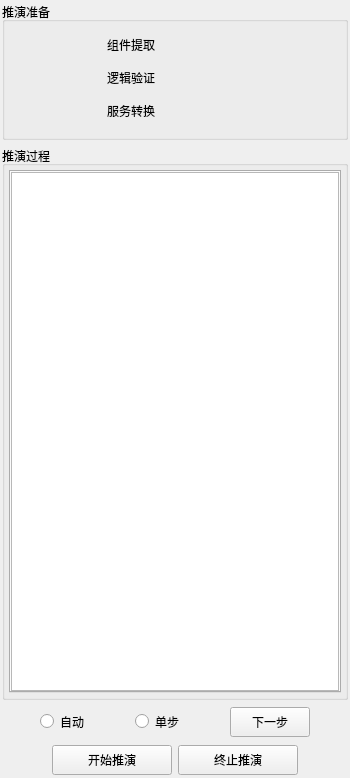
xibeilang524/Graphics, file simulate/simulatecontrolpanel.ui: the form before one commit.
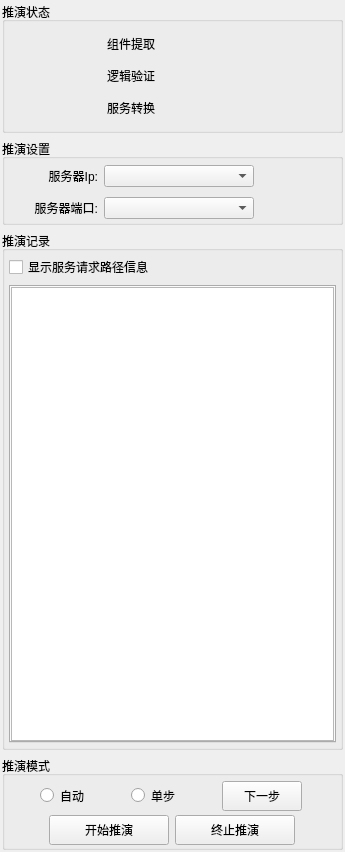
The form after the commit. Icons and pictures are not drawn.

Commit message: 添加设置推演服务器的ip和port

Diff of the .ui file:
```diff
--- a/simulate/simulatecontrolpanel.ui
+++ b/simulate/simulatecontrolpanel.ui
@@ -6,45 +6,27 @@
    <rect>
     <x>0</x>
     <y>0</y>
-    <width>350</width>
-    <height>778</height>
+    <width>345</width>
+    <height>852</height>
    </rect>
   </property>
   <property name="windowTitle">
    <string>Form</string>
   </property>
   <layout class="QVBoxLayout" name="verticalLayout">
-   <property name="leftMargin">
-    <number>0</number>
-   </property>
-   <property name="topMargin">
-    <number>0</number>
-   </property>
-   <property name="rightMargin">
-    <number>0</number>
-   </property>
-   <property name="bottomMargin">
+   <property name="margin">
     <number>0</number>
    </property>
    <item>
     <widget class="QWidget" name="widget" native="true">
-     <layout class="QVBoxLayout" name="verticalLayout_2" stretch="1,4,0,0">
-      <property name="leftMargin">
-       <number>2</number>
-      </property>
-      <property name="topMargin">
-       <number>2</number>
-      </property>
-      <property name="rightMargin">
-       <number>2</number>
-      </property>
-      <property name="bottomMargin">
+     <layout class="QVBoxLayout" name="verticalLayout_2" stretch="1,0,4,0">
+      <property name="margin">
        <number>2</number>
       </property>
       <item>
        <widget class="QGroupBox" name="groupBox">
         <property name="title">
-         <string>推演准备</string>
+         <string>推演状态</string>
         </property>
         <layout class="QGridLayout" name="gridLayout">
          <item row="0" column="3">
@@ -278,24 +260,175 @@
         </layout>
        </widget>
       </item>
+      <item>
+       <widget class="QGroupBox" name="groupBox_3">
+        <property name="title">
+         <string>推演设置</string>
+        </property>
+        <layout class="QVBoxLayout" name="verticalLayout_6">
+         <property name="leftMargin">
+          <number>1</number>
+         </property>
+         <property name="topMargin">
+          <number>4</number>
+         </property>
+         <property name="rightMargin">
+          <number>1</number>
+         </property>
+         <property name="bottomMargin">
+          <number>1</number>
+         </property>
+         <item>
+          <widget class="QWidget" name="widget_4" native="true">
+           <property name="minimumSize">
+            <size>
+             <width>0</width>
+             <height>25</height>
+            </size>
+           </property>
+           <layout class="QHBoxLayout" name="horizontalLayout_3">
+            <property name="margin">
+             <number>2</number>
+            </property>
+            <item>
+             <widget class="QLabel" name="label">
+              <property name="minimumSize">
+               <size>
+                <width>90</width>
+                <height>0</height>
+               </size>
+              </property>
+              <property name="maximumSize">
+               <size>
+                <width>90</width>
+                <height>16777215</height>
+               </size>
+              </property>
+              <property name="text">
+               <string>服务器Ip:</string>
+              </property>
+              <property name="alignment">
+               <set>Qt::AlignRight|Qt::AlignTrailing|Qt::AlignVCenter</set>
+              </property>
+             </widget>
+            </item>
+            <item>
+             <widget class="QComboBox" name="availbleIp">
+              <property name="minimumSize">
+               <size>
+                <width>150</width>
+                <height>0</height>
+               </size>
+              </property>
+              <property name="maximumSize">
+               <size>
+                <width>150</width>
+                <height>16777215</height>
+               </size>
+              </property>
+             </widget>
+            </item>
+            <item>
+             <spacer name="horizontalSpacer_9">
+              <property name="orientation">
+               <enum>Qt::Horizontal</enum>
+              </property>
+              <property name="sizeHint" stdset="0">
+               <size>
+                <width>40</width>
+                <height>20</height>
+               </size>
+              </property>
+             </spacer>
+            </item>
+           </layout>
+          </widget>
+         </item>
+         <item>
+          <widget class="QWidget" name="widget_5" native="true">
+           <property name="minimumSize">
+            <size>
+             <width>0</width>
+             <height>25</height>
+            </size>
+           </property>
+           <layout class="QHBoxLayout" name="horizontalLayout_4">
+            <property name="margin">
+             <number>2</number>
+            </property>
+            <item>
+             <widget class="QLabel" name="label_2">
+              <property name="minimumSize">
+               <size>
+                <width>90</width>
+                <height>0</height>
+               </size>
+              </property>
+              <property name="maximumSize">
+               <size>
+                <width>90</width>
+                <height>16777215</height>
+               </size>
+              </property>
+              <property name="text">
+               <string>服务器端口:</string>
+              </property>
+              <property name="alignment">
+               <set>Qt::AlignRight|Qt::AlignTrailing|Qt::AlignVCenter</set>
+              </property>
+             </widget>
+            </item>
+            <item>
+             <widget class="QComboBox" name="availblePort">
+              <property name="minimumSize">
+               <size>
+                <width>150</width>
+                <height>0</height>
+               </size>
+              </property>
+              <property name="maximumSize">
+               <size>
+                <width>150</width>
+                <height>16777215</height>
+               </size>
+              </property>
+             </widget>
+            </item>
+            <item>
+             <spacer name="horizontalSpacer_10">
+              <property name="orientation">
+               <enum>Qt::Horizontal</enum>
+              </property>
+              <property name="sizeHint" stdset="0">
+               <size>
+                <width>40</width>
+                <height>20</height>
+               </size>
+              </property>
+             </spacer>
+            </item>
+           </layout>
+          </widget>
+         </item>
+        </layout>
+       </widget>
+      </item>
       <item>
        <widget class="QGroupBox" name="groupBox_2">
         <property name="title">
-         <string>推演过程</string>
+         <string>推演记录</string>
         </property>
         <layout class="QVBoxLayout" name="verticalLayout_3">
-         <property name="leftMargin">
+         <property name="margin">
           <number>4</number>
          </property>
-         <property name="topMargin">
-          <number>4</number>
-         </property>
-         <property name="rightMargin">
-          <number>4</number>
-         </property>
-         <property name="bottomMargin">
-          <number>4</number>
-         </property>
+         <item>
+          <widget class="QCheckBox" name="viewUrlRequest">
+           <property name="text">
+            <string>显示服务请求路径信息</string>
+           </property>
+          </widget>
+         </item>
          <item>
           <widget class="QTabWidget" name="tabWidget">
            <property name="styleSheet">
@@ -306,23 +439,14 @@
  }</string>
            </property>
            <property name="currentIndex">
-            <number>0</number>
+            <number>2</number>
            </property>
            <widget class="QWidget" name="tab">
             <attribute name="title">
              <string>Tab 1</string>
             </attribute>
             <layout class="QVBoxLayout" name="verticalLayout_4">
-             <property name="leftMargin">
-              <number>0</number>
-             </property>
-             <property name="topMargin">
-              <number>0</number>
-             </property>
-             <property name="rightMargin">
-              <number>0</number>
-             </property>
-             <property name="bottomMargin">
+             <property name="margin">
               <number>0</number>
              </property>
              <item>
@@ -338,16 +462,7 @@
              <property name="spacing">
               <number>0</number>
              </property>
-             <property name="leftMargin">
-              <number>0</number>
-             </property>
-             <property name="topMargin">
-              <number>0</number>
-             </property>
-             <property name="rightMargin">
-              <number>0</number>
-             </property>
-             <property name="bottomMargin">
+             <property name="margin">
               <number>0</number>
              </property>
              <item>
@@ -355,11 +470,53 @@
              </item>
             </layout>
            </widget>
+           <widget class="QWidget" name="tab_3">
+            <attribute name="title">
+             <string>页</string>
+            </attribute>
+            <layout class="QVBoxLayout" name="verticalLayout_8">
+             <property name="margin">
+              <number>0</number>
+             </property>
+             <item>
+              <widget class="QTextBrowser" name="urlBrowser">
+               <property name="html">
+                <string>&lt;!DOCTYPE HTML PUBLIC &quot;-//W3C//DTD HTML 4.0//EN&quot; &quot;http://www.w3.org/TR/REC-html40/strict.dtd&quot;&gt;
+&lt;html&gt;&lt;head&gt;&lt;meta name=&quot;qrichtext&quot; content=&quot;1&quot; /&gt;&lt;style type=&quot;text/css&quot;&gt;
+p, li { white-space: pre-wrap; }
+&lt;/style&gt;&lt;/head&gt;&lt;body style=&quot; font-family:'SimSun'; font-size:9pt; font-weight:400; font-style:normal;&quot;&gt;
+&lt;p style=&quot;-qt-paragraph-type:empty; margin-top:0px; margin-bottom:0px; margin-left:0px; margin-right:0px; -qt-block-indent:0; text-indent:0px;&quot;&gt;&lt;br /&gt;&lt;/p&gt;&lt;/body&gt;&lt;/html&gt;</string>
+               </property>
           </widget>
          </item>
         </layout>
        </widget>
-      </item>
+          </widget>
+         </item>
+        </layout>
+       </widget>
+      </item>
+      <item>
+       <widget class="QGroupBox" name="groupBox_4">
+        <property name="title">
+         <string>推演模式</string>
+        </property>
+        <layout class="QVBoxLayout" name="verticalLayout_7">
+         <property name="spacing">
+          <number>2</number>
+         </property>
+         <property name="leftMargin">
+          <number>1</number>
+         </property>
+         <property name="topMargin">
+          <number>4</number>
+         </property>
+         <property name="rightMargin">
+          <number>1</number>
+         </property>
+         <property name="bottomMargin">
+          <number>1</number>
+         </property>
       <item>
        <widget class="QWidget" name="widget_3" native="true">
         <property name="minimumSize">
@@ -444,16 +601,7 @@
          </size>
         </property>
         <layout class="QHBoxLayout" name="horizontalLayout">
-         <property name="leftMargin">
-          <number>1</number>
-         </property>
-         <property name="topMargin">
-          <number>1</number>
-         </property>
-         <property name="rightMargin">
-          <number>1</number>
-         </property>
-         <property name="bottomMargin">
+            <property name="margin">
           <number>1</number>
          </property>
          <item>
@@ -519,6 +667,9 @@
             </size>
            </property>
           </spacer>
+            </item>
+           </layout>
+          </widget>
          </item>
         </layout>
        </widget>
```
Lines whose indentation alone changed are shown as unchanged. The commit also changes 3 other files.
